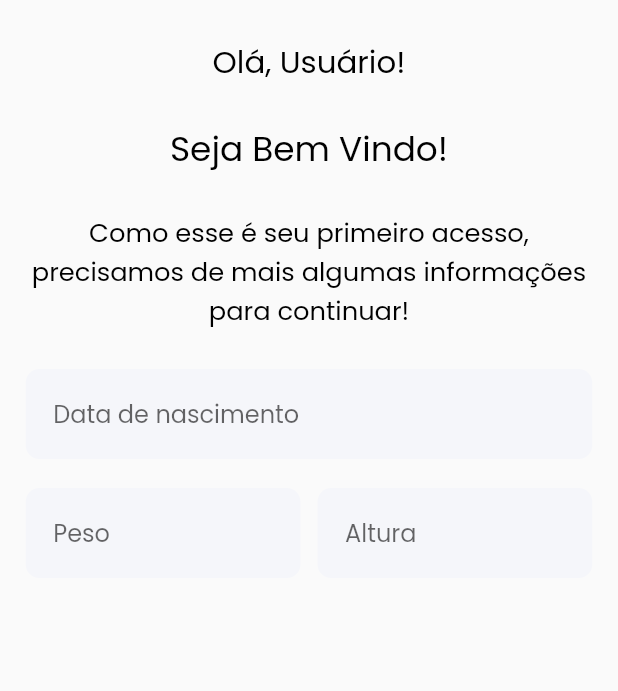
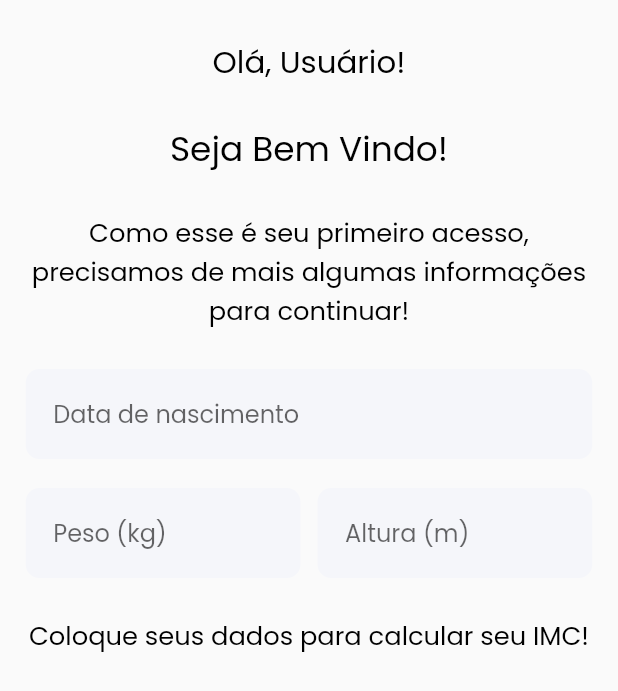
Before and after one commit to megarubber/vitahealth, a Flutter app: the screen it shows after launch, on a phone screen of 412 x 824 dp. Shown: the top 691 px of the screen. Run offline on Flutter 3.47's test engine with Material 2 defaults, Android fonts, the phone set to English and light mode, and no system bars; our stand-ins replace flutter_screenutil, fluttertoast, google_fonts, image_picker, mask_text_input_formatter.

Commit message:
feat: calculates BMI

```diff
--- a/lib/screens/register_profile.dart
+++ b/lib/screens/register_profile.dart
@@ -5,8 +5,34 @@ import 'package:vitahealth/colors.dart';
 import 'package:vitahealth/widgets/my_text_field.dart';
 import 'package:intl/intl.dart';
 
-class RegisterProfile extends StatelessWidget {
+class RegisterProfile extends StatefulWidget {
+  @override
+  RegisterProfileStatus createState() => RegisterProfileStatus();
+}
+
+class RegisterProfileStatus extends State<RegisterProfile> {
   TextEditingController dateinput = TextEditingController();
+
+  String bmiStatus = 'Coloque seus dados para calcular seu IMC!';
+
+  void updateBMIStatus(double height, double mass) {
+    double result = (mass/(height * height));
+
+    String baseMsg = 'Seu IMC é de: ' + result.toString();
+
+    if(result < 18.5)
+      baseMsg += ', o que indica MAGREZA!';
+    else if(result >= 18.5 && result < 25.0)
+      baseMsg += ', o que indica NORMAL!';
+    else if(result >= 25.0 && result < 30.0)
+      baseMsg += ', o que indica SOBREPESO!';
+    else if(result >= 30.0 && result < 40.0)
+      baseMsg += ', o que indica OBESIDADE!';
+    else
+      baseMsg += ', o que indica OBESIDADE GRAVE!';
+
+    bmiStatus = baseMsg;
+  }
 
   @override
   Widget build(BuildContext context) {
@@ -54,16 +80,25 @@ class RegisterProfile extends StatelessWidget {
                   children: <Widget>[
                     SizedBox(
                       width: 160.w,
-                      child: MyTextField().createNumberField(hint: 'Peso')
+                      child: MyTextField(changedValue: setState() => updateBMIStatus(10.0, 10.0)).createNumberField(hint: 'Peso (kg)')
                     ),
                     SizedBox(
                       width: 10.w
                     ),
                     SizedBox(
                       width: 160.w,
-                      child: MyTextField().createNumberField(hint: 'Altura')
+                      child: MyTextField(changedValue: setState() => updateBMIStatus(10.0, 10.0)).createNumberField(hint: 'Altura (m)')
                     ),
                   ]
+                ),
+                SizedBox(height: 20.h),
+                Text(
+                  bmiStatus,
+                  style: GoogleFonts.poppins(
+                    fontSize: 15.sp,
+                    color: ProjectColors().title
+                  ),
+                  textAlign: TextAlign.center
                 )
               ]
             )
```
